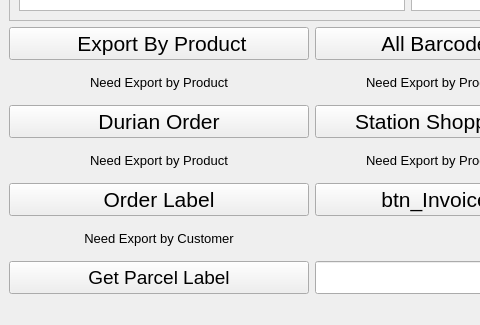
First picture: the form in GUI_Mrince.ui, repository ThanawatKMUTNB/MRINCE, before the edit; both pictures show x 0 to 480 and y 278 to 603 of the 815 by 603 pixel window.
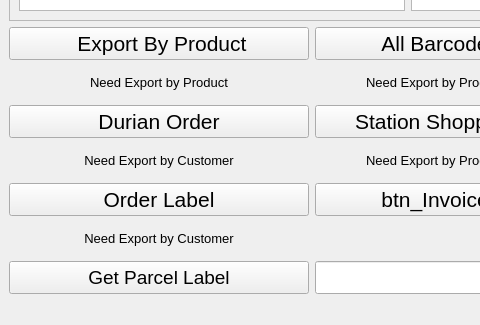
Second picture: the form after the edit.

Diff of the .ui file:
```diff
--- a/GUI_Mrince.ui
+++ b/GUI_Mrince.ui
@@ -441,7 +441,7 @@
        </font>
       </property>
       <property name="text">
-       <string>Need Export by Product</string>
+       <string>Need Export by Customer</string>
       </property>
       <property name="alignment">
        <set>Qt::AlignCenter</set>
```
